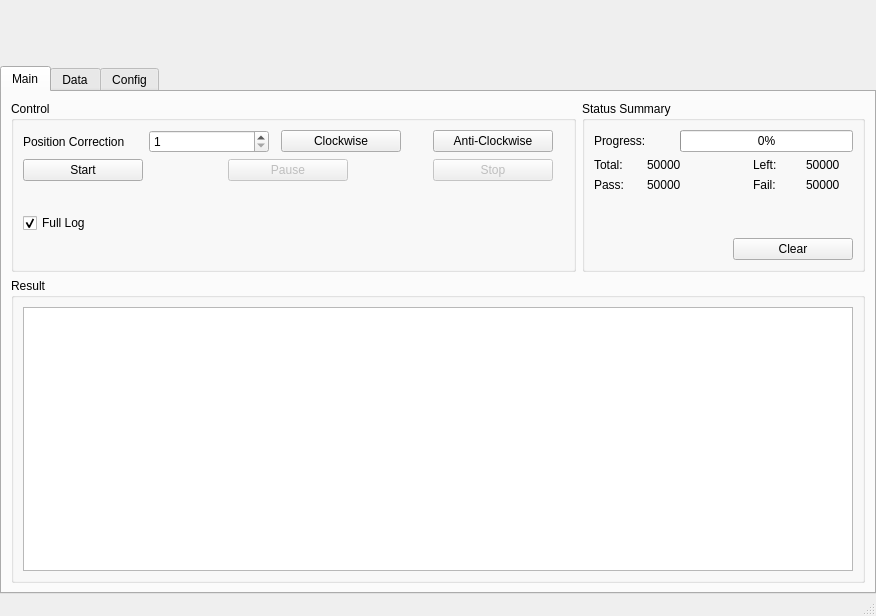
Before: the Qt Designer form ui/mainwindow.ui in hmj6639/dz, drawn with Qt 5.
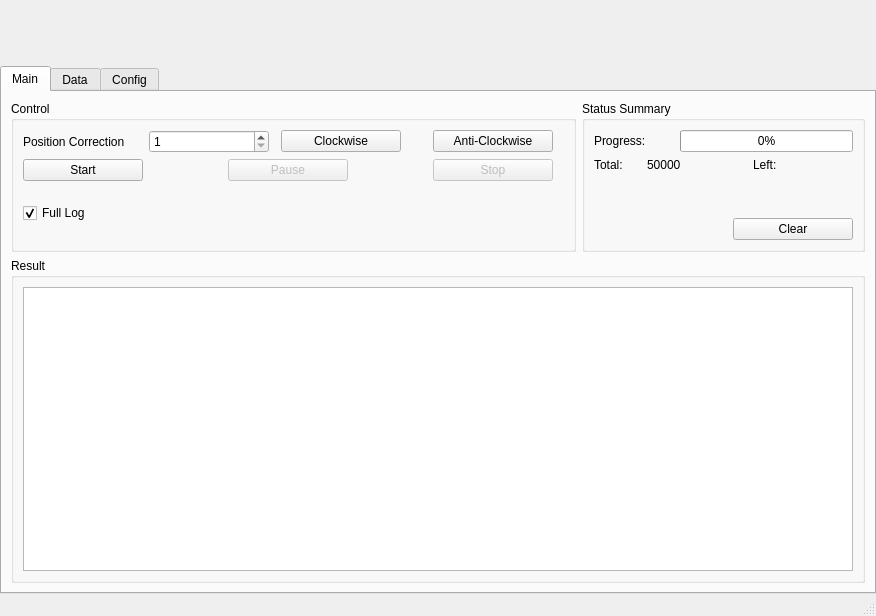
After: the same form once the commit is applied. Icons and pictures are not drawn.

The edit to the form file:
```diff
--- a/ui/mainwindow.ui
+++ b/ui/mainwindow.ui
@@ -410,77 +410,45 @@
            <property name="verticalSpacing">
             <number>6</number>
            </property>
-           <item row="2" column="4">
-            <widget class="QLabel" name="lblFailNbr">
-             <property name="toolTip">
-              <string>-359~359</string>
-             </property>
-             <property name="text">
-              <string>50000</string>
-             </property>
-            </widget>
-           </item>
            <item row="1" column="4">
             <widget class="QLabel" name="lblTotalNbr_2">
              <property name="toolTip">
               <string>-359~359</string>
              </property>
              <property name="text">
-              <string>50000</string>
+              <string/>
              </property>
             </widget>
            </item>
-           <item row="2" column="1">
-            <widget class="QLabel" name="lblPassNbr">
-             <property name="toolTip">
-              <string>-359~359</string>
-             </property>
-             <property name="text">
-              <string>50000</string>
-             </property>
-            </widget>
-           </item>
-           <item row="1" column="1">
-            <widget class="QLabel" name="lblTotalNbr">
-             <property name="toolTip">
-              <string>-359~359</string>
-             </property>
-             <property name="text">
-              <string>50000</string>
-             </property>
-            </widget>
-           </item>
-           <item row="2" column="0">
-            <widget class="QLabel" name="label_28">
+           <item row="3" column="0" colspan="5">
+            <layout class="QHBoxLayout" name="horizontalLayout_5">
+             <item>
+              <spacer name="horizontalSpacer_6">
+               <property name="orientation">
+                <enum>Qt::Horizontal</enum>
+               </property>
+               <property name="sizeHint" stdset="0">
+                <size>
+                 <width>40</width>
+                 <height>20</height>
+                </size>
+               </property>
+              </spacer>
+             </item>
+             <item>
+              <widget class="QPushButton" name="pushButton">
              <property name="minimumSize">
               <size>
-               <width>0</width>
+                 <width>120</width>
                <height>0</height>
               </size>
              </property>
-             <property name="maximumSize">
-              <size>
-               <width>16777215</width>
-               <height>16777215</height>
-              </size>
-             </property>
-             <property name="toolTip">
-              <string>-359~359</string>
-             </property>
              <property name="text">
-              <string>Pass:</string>
+                <string>Clear</string>
              </property>
             </widget>
            </item>
-           <item row="1" column="3">
-            <widget class="QLabel" name="label_25">
-             <property name="toolTip">
-              <string>-359~359</string>
-             </property>
-             <property name="text">
-              <string>Left:</string>
-             </property>
-            </widget>
+            </layout>
            </item>
            <item row="1" column="0">
             <widget class="QLabel" name="label_21">
@@ -504,13 +472,13 @@
              </property>
             </widget>
            </item>
-           <item row="2" column="3">
-            <widget class="QLabel" name="label_29">
+           <item row="1" column="1">
+            <widget class="QLabel" name="lblTotalNbr">
              <property name="toolTip">
               <string>-359~359</string>
              </property>
              <property name="text">
-              <string>Fail:</string>
+              <string>50000</string>
              </property>
             </widget>
            </item>
@@ -571,7 +539,7 @@
              </item>
             </layout>
            </item>
-           <item row="3" column="0">
+           <item row="2" column="0">
             <spacer name="verticalSpacer_2">
              <property name="orientation">
               <enum>Qt::Vertical</enum>
@@ -587,35 +555,15 @@
              </property>
             </spacer>
            </item>
-           <item row="4" column="0" colspan="5">
-            <layout class="QHBoxLayout" name="horizontalLayout_5">
-             <item>
-              <spacer name="horizontalSpacer_6">
-               <property name="orientation">
-                <enum>Qt::Horizontal</enum>
-               </property>
-               <property name="sizeHint" stdset="0">
-                <size>
-                 <width>40</width>
-                 <height>20</height>
-                </size>
-               </property>
-              </spacer>
-             </item>
-             <item>
-              <widget class="QPushButton" name="pushButton">
-               <property name="minimumSize">
-                <size>
-                 <width>120</width>
-                 <height>0</height>
-                </size>
+           <item row="1" column="3">
+            <widget class="QLabel" name="label_25">
+             <property name="toolTip">
+              <string>-359~359</string>
                </property>
                <property name="text">
-                <string>Clear</string>
-               </property>
-              </widget>
-             </item>
-            </layout>
+              <string>Left:</string>
+             </property>
+            </widget>
            </item>
           </layout>
          </widget>
```
Left out of the diff: 4 changed lines with no effect on the pictures. Lines whose indentation alone changed are shown as unchanged.
